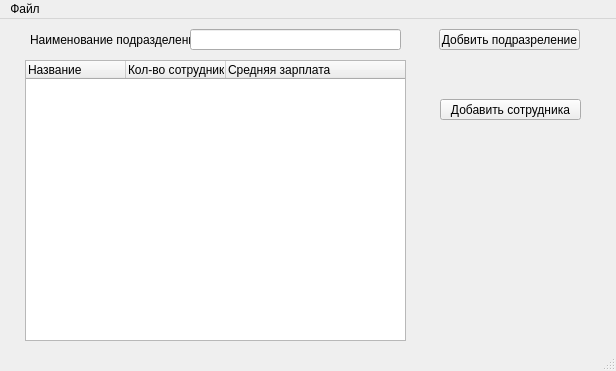
Qt form mainwindow.ui (ISPlatonov/QT_Tree) before a commit.
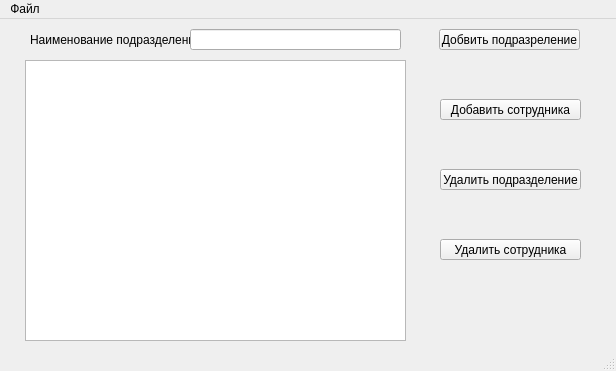
The same form after that commit.

The edit to the form file:
```diff
--- a/mainwindow.ui
+++ b/mainwindow.ui
@@ -63,7 +63,7 @@
      <number>3</number>
     </property>
     <attribute name="headerVisible">
-     <bool>true</bool>
+     <bool>false</bool>
     </attribute>
     <attribute name="headerCascadingSectionResizes">
      <bool>true</bool>
@@ -103,6 +103,32 @@
      <string>Добавить сотрудника</string>
     </property>
    </widget>
+   <widget class="QPushButton" name="but_del_dep">
+    <property name="geometry">
+     <rect>
+      <x>440</x>
+      <y>150</y>
+      <width>141</width>
+      <height>21</height>
+     </rect>
+    </property>
+    <property name="text">
+     <string>Удалить подразделение</string>
+    </property>
+   </widget>
+   <widget class="QPushButton" name="but_del_empl">
+    <property name="geometry">
+     <rect>
+      <x>440</x>
+      <y>220</y>
+      <width>141</width>
+      <height>21</height>
+     </rect>
+    </property>
+    <property name="text">
+     <string>Удалить сотрудника</string>
+    </property>
+   </widget>
   </widget>
   <widget class="QMenuBar" name="menubar">
    <property name="geometry">
```
Left out of the diff: 2 changed lines with no effect on the pictures.
